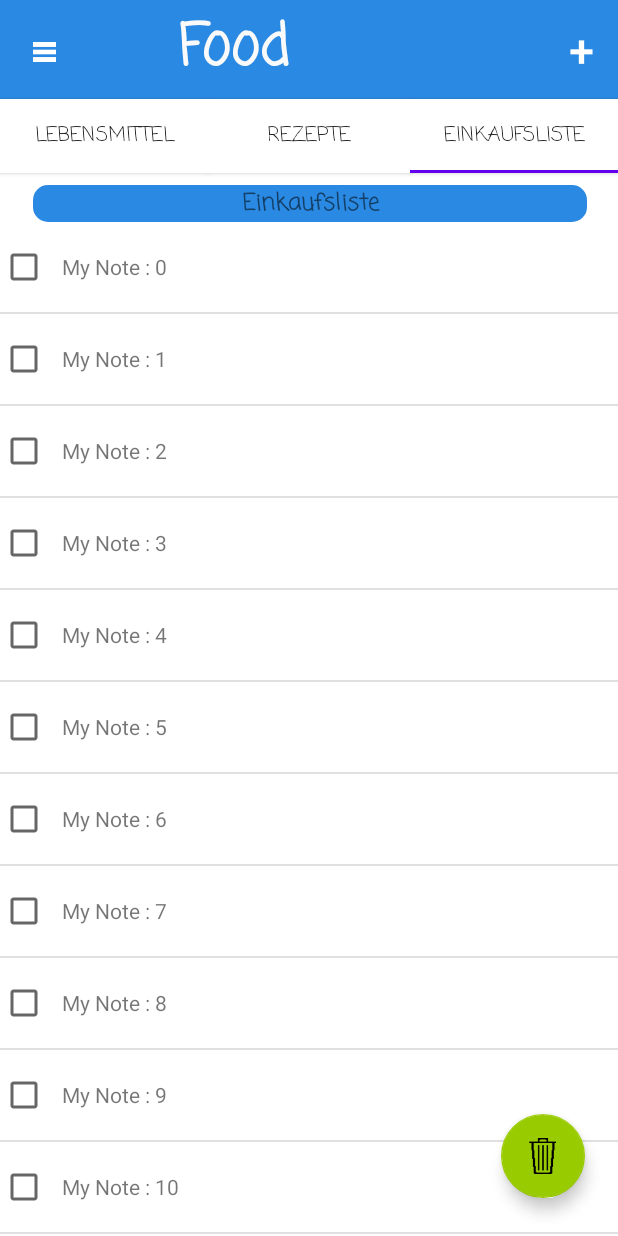
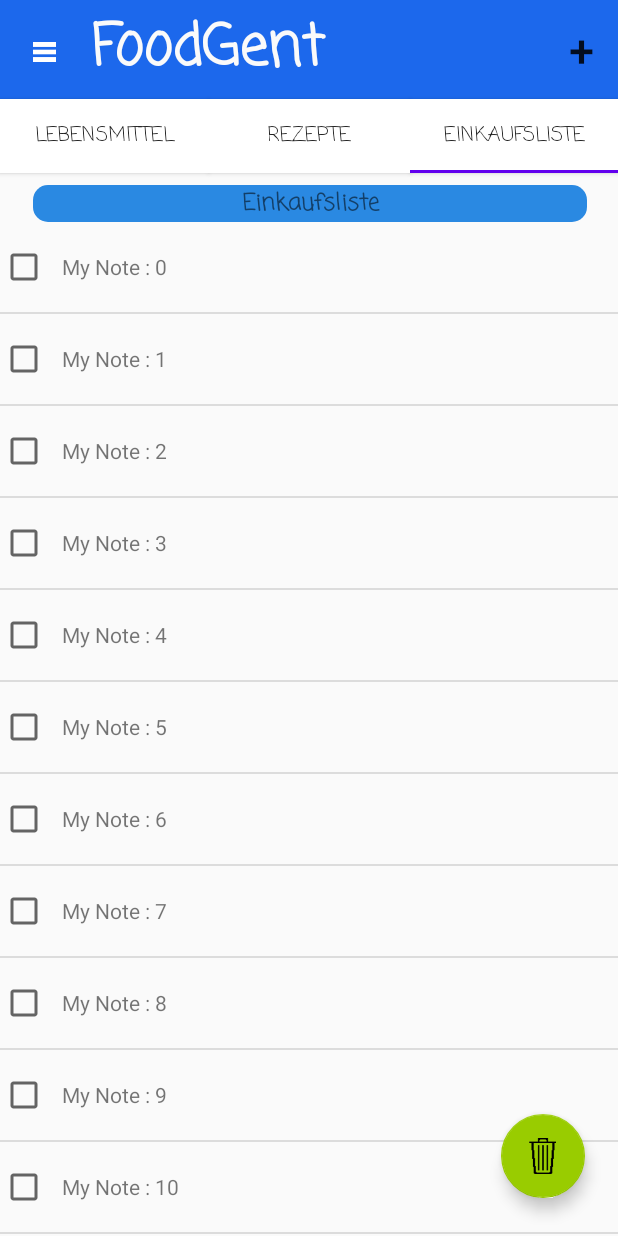
Before and after one commit to CodeChrisB/Freibuch, an Android app: the screen it shows after launch (MainActivity), after a tap on "EINKAUFSLISTE", on a phone screen of 412 x 824 dp. Run offline under Robolectric (Android 15) with nearby library versions, the phone set to English and light mode, and no system bars; Roboto replaces fonts that are not available here; 2 other taps on this screen came first.

Commit message:
Project loaded!

```diff
--- a/app/src/main/res/layout/activity_main.xml
+++ b/app/src/main/res/layout/activity_main.xml
@@ -4,7 +4,6 @@
     xmlns:tools="http://schemas.android.com/tools"
     android:layout_width="match_parent"
     android:layout_height="match_parent"
-    android:background="@color/colorBackground"
     tools:context=".UserInterface.MainActivity">
 
 
@@ -106,7 +105,7 @@
         android:id="@+id/toolbar"
         android:layout_width="0dp"
         android:layout_height="0dp"
-        android:background="@color/colorPrimary"
+        android:background="#1C68EC"
         android:minHeight="?attr/actionBarSize"
         android:theme="?attr/actionBarTheme"
         app:collapseIcon="@android:drawable/ic_menu_call"
@@ -124,28 +123,13 @@
         android:autoText="false"
         android:fontFamily="casual"
         android:gravity="center"
-        android:text="Food"
+        android:text="FoodGent"
         android:textColor="#FAFAFA"
         android:textSize="30sp"
         android:textStyle="bold"
         app:autoSizeTextType="uniform"
         app:layout_constraintBottom_toTopOf="@+id/guideline10"
-        app:layout_constraintEnd_toEndOf="@+id/textView_titleP1"
         app:layout_constraintStart_toStartOf="@+id/guideline19"
-        app:layout_constraintTop_toTopOf="parent" />
-
-    <TextView
-        android:id="@+id/textView_titleP1"
-        android:layout_width="0dp"
-        android:layout_height="0dp"
-        android:fontFamily="casual"
-        android:textColor="@color/colorRed"
-        android:textSize="30sp"
-        android:textStyle="bold"
-        app:autoSizeTextType="uniform"
-        app:layout_constraintBottom_toTopOf="@+id/guideline10"
-        app:layout_constraintEnd_toStartOf="@+id/guideline9"
-        app:layout_constraintStart_toStartOf="@+id/guideline12"
         app:layout_constraintTop_toTopOf="parent" />
 
     <TextView
@@ -170,7 +154,6 @@
         android:background="@drawable/empty_drawable"
         android:gravity="center"
         android:text="+"
-        android:textColor="@color/colorBackground"
         android:textSize="30sp"
         app:layout_constraintBottom_toTopOf="@+id/guideline10"
         app:layout_constraintEnd_toStartOf="@+id/guideline5"
--- a/app/src/main/res/layout/activity_settings.xml
+++ b/app/src/main/res/layout/activity_settings.xml
@@ -61,7 +61,6 @@
         android:layout_height="0dp"
         android:fontFamily="casual"
         android:text="@string/app_nameP2"
-        android:textColor="@color/colorRed"
         android:textSize="30sp"
         android:textStyle="bold"
         app:autoSizeTextType="uniform"
--- a/app/src/main/res/values/strings.xml
+++ b/app/src/main/res/values/strings.xml
@@ -1,4 +1,4 @@
-<resources>
+<resources xmlns:tools="http://schemas.android.com/tools">
     <string name="app_name">Foodgent</string>
     <string name="app_nameP1">Food</string>
     <string name="app_nameP2">gent</string>
@@ -34,7 +34,7 @@
     <string name="feedback_toShort">Feedback zu kurz.</string>
 
 
-    <string-array name="planets_array">
+    <string-array name="planets_array" tools:ignore="ExtraTranslation">
         <item>Hallo! Ich bin Kuehli \nIn diesem Tutorial zeig ich dir was ich so alles kann!</item>
         <item>1. Wenn du mir erzählst was sich in deinem Kühlschrank befindet, werde ich das für dich im Auge behalten  </item>
         <item>2. Zum Beispiel wenn ein Lebensmittel kurz vor dem Ablaufsdatum steht, werde ich dir das mitteilen.</item>
--- a/build.gradle
+++ b/build.gradle
@@ -7,7 +7,7 @@ buildscript {
 
     }
     dependencies {
-        classpath 'com.android.tools.build:gradle:3.5.0'
+        classpath 'com.android.tools.build:gradle:3.5.3'
         classpath 'com.google.gms:google-services:4.2.0'
 
         // NOTE: Do not place your application dependencies here; they belong
```
